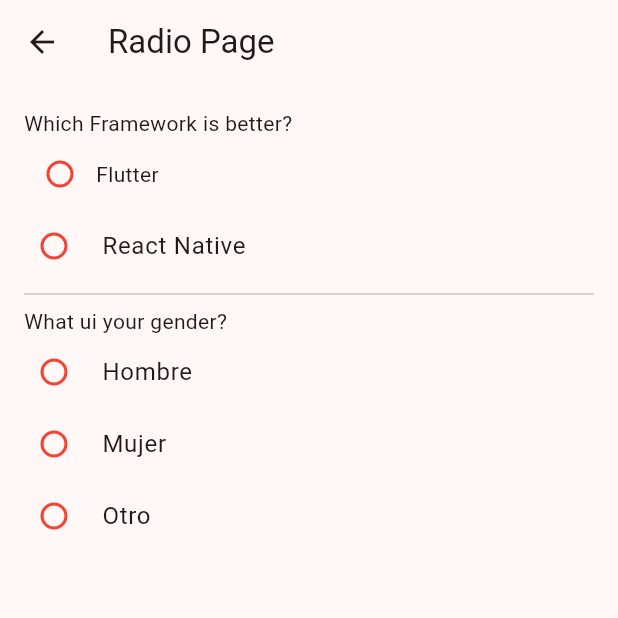
After one commit to teorcl/inputs, a Flutter app: the RadioPage screen opened by its route, on a phone screen of 412 x 824 dp, the top half of it. The commit adds this screen. Run offline on Flutter 3.47's test engine with Material 3 defaults, Android fonts, the phone set to English and light mode, and no system bars.

Commit message:
feat(pages): Se crea la page para ejemplos de checkBox y radio

```diff
--- /dev/null
+++ b/lib/pages/radio_page.dart
@@ -0,0 +1,115 @@
+import 'package:flutter/material.dart';
+
+class RadioPage extends StatefulWidget {
+  const RadioPage({super.key});
+
+  @override
+  State<RadioPage> createState() => _RadioPageState();
+}
+
+class _RadioPageState extends State<RadioPage> {
+  String? frameworkSelected;
+  _Gender? genderSelected;
+
+  @override
+  Widget build(BuildContext context) {
+    return Scaffold(
+      appBar: AppBar(
+        title: const Text('Radio Page'),
+      ),
+      body: SafeArea(
+        child: ListView(
+          padding: const EdgeInsets.all(16),
+          children: [
+            Text('Which Framework is better?'),
+            Row(
+              children: [
+                Radio<String>(
+                  value: 'Flutter',
+                  groupValue: frameworkSelected,
+                  onChanged: (valueSlected) {
+                    debugPrint('Framework 😈😈😈😈😈😈😈 :$valueSlected');
+                    setState(() {
+                      frameworkSelected = valueSlected;
+                    });
+                  },
+                ),
+                Text('Flutter'),
+              ],
+            ),
+            RadioListTile<String>(
+              contentPadding: EdgeInsets.zero,
+              visualDensity: VisualDensity.compact,
+              value: 'React Native',
+              groupValue: frameworkSelected,
+              onChanged: (value) {
+                debugPrint('Framework 😈😈😈😈😈😈😈 :$value');
+                setState(() {
+                  frameworkSelected = value;
+                });
+              },
+              title: const Text('React Native'),
+            ),
+            Divider(),
+            Text('What ui your gender?'),
+            RadioListTile<_Gender>(
+              contentPadding: EdgeInsets.zero,
+              visualDensity: VisualDensity.compact,
+              value: _Gender.male,
+              groupValue: genderSelected,
+              onChanged: (value) {
+                debugPrint(
+                  'Genero👩‍❤️‍👨👩‍❤️‍👨👩‍❤️‍👨👩‍❤️‍👨👩‍❤️‍👨: ${value!.value}',
+                );
+                setState(() {
+                  genderSelected = value;
+                });
+              },
+              title: Text(_Gender.male.value),
+            ),
+            RadioListTile<_Gender>(
+              contentPadding: EdgeInsets.zero,
+              visualDensity: VisualDensity.compact,
+              value: _Gender.female,
+              groupValue: genderSelected,
+              onChanged: (value) {
+                debugPrint(
+                  'Genero👩‍❤️‍👨👩‍❤️‍👨👩‍❤️‍👨👩‍❤️‍👨👩‍❤️‍👨: ${value!.value}',
+                );
+                setState(() {
+                  genderSelected = value;
+                });
+              },
+              title: Text(_Gender.female.value),
+            ),
+            RadioListTile<_Gender>(
+              contentPadding: EdgeInsets.zero,
+              visualDensity: VisualDensity.compact,
+              value: _Gender.other,
+              groupValue: genderSelected,
+              onChanged: (value) {
+                debugPrint(
+                  'Genero👩‍❤️‍👨👩‍❤️‍👨👩‍❤️‍👨👩‍❤️‍👨👩‍❤️‍👨: ${value!.value}',
+                );
+                setState(() {
+                  genderSelected = value;
+                });
+              },
+              title: Text(_Gender.other.value),
+            ),
+          ],
+        ),
+      ),
+    );
+  }
+}
+
+enum _Gender {
+  male('Hombre'),
+  female('Mujer'),
+  other('Otro');
+
+  const _Gender(this.value);
+
+  final String value;
+}
--- a/lib/routes/app_routes.dart
+++ b/lib/routes/app_routes.dart
@@ -3,6 +3,7 @@ import 'package:inputs/routes/routes.dart';
 
 import '../pages/check_box_page.dart';
 import '../pages/keyboard_types_page.dart';
+import '../pages/radio_page.dart';
 import '../pages/text_field_page.dart';
 
 Map<String, Widget Function(BuildContext)> get appRoutes {
@@ -10,5 +11,6 @@ Map<String, Widget Function(BuildContext)> get appRoutes {
     Routes.textField: (_) => const TextFieldPage(),
     Routes.keyboardTypes: (_) => const KeyboardTypesPage(),
     Routes.checkBox: (_) => const CheckBoxPage(),
+    Routes.radio: (_) => const RadioPage(),
   };
 }
--- a/lib/routes/routes.dart
+++ b/lib/routes/routes.dart
@@ -4,4 +4,5 @@ class Routes {
   static const String textField = '/text-field';
   static const String keyboardTypes = '/keyboard-types';
   static const String checkBox = '/check-box';
+  static const String radio = '/radio';
 }
--- a/lib/utils/app_theme.dart
+++ b/lib/utils/app_theme.dart
@@ -34,5 +34,8 @@ ThemeData getThemeData(BuildContext context) {
         borderRadius: BorderRadius.circular(10),
       ),
     ),
+    radioTheme: RadioThemeData(
+      fillColor: WidgetStateProperty.all(Colors.red),
+    ),
   );
 }
```
Also changed, not shown: lib/pages/check_box_page.dart (+16 -1 lines).
